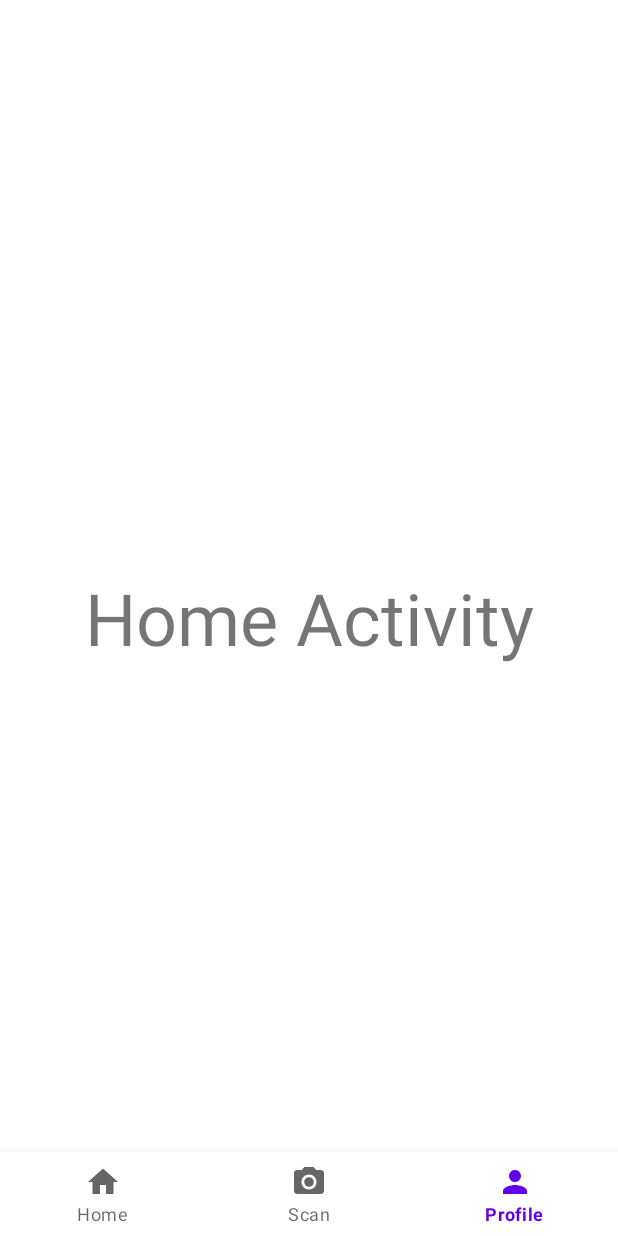
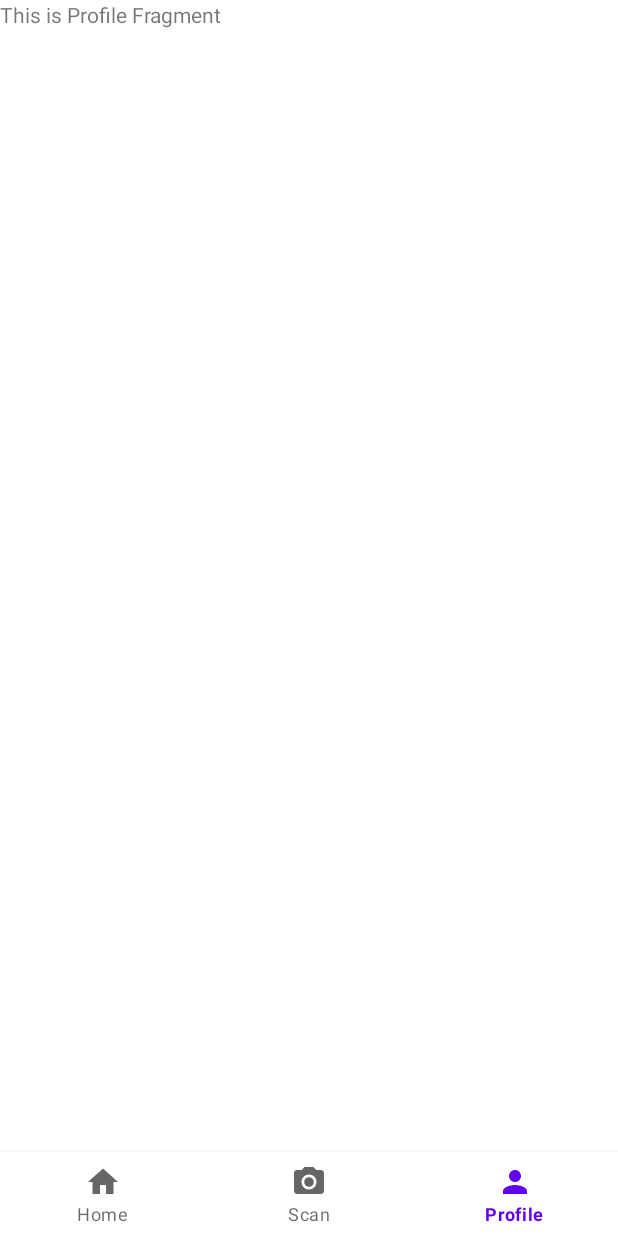
Before and after one commit to C23-PS419/PetaniKita-MobileApp, an Android app: the screen it shows after launch (MainActivity), item 3 of the bottom bar chosen, on a phone screen of 412 x 824 dp. Run offline under Robolectric (Android 15) with nearby library versions, the phone set to English and light mode, and no system bars.

Commit message:
add setOnItemSelected on MainActivity.kt and add function

```diff
--- a/app/src/main/java/com/c23ps419/petanikita/ui/mainhome/MainActivity.kt
+++ b/app/src/main/java/com/c23ps419/petanikita/ui/mainhome/MainActivity.kt
@@ -2,7 +2,12 @@ package com.c23ps419.petanikita.ui.mainhome
 
 import androidx.appcompat.app.AppCompatActivity
 import android.os.Bundle
+import androidx.fragment.app.Fragment
+import com.c23ps419.petanikita.R
 import com.c23ps419.petanikita.databinding.ActivityMainBinding
+import com.c23ps419.petanikita.ui.home.HomeFragment
+import com.c23ps419.petanikita.ui.profile.ProfileFragment
+import com.c23ps419.petanikita.ui.scan.ScanFragment
 
 class MainActivity : AppCompatActivity() {
 
@@ -13,6 +18,34 @@ class MainActivity : AppCompatActivity() {
         super.onCreate(savedInstanceState)
         _activityMainBinding = ActivityMainBinding.inflate(layoutInflater)
         setContentView(mainBinding?.root)
+
+        loadFragment(HomeFragment())
+
+        mainBinding?.bottomNavigationView?.setOnItemSelectedListener { item ->
+            when (item.itemId) {
+                mainBinding?.bottomNavigationView?.menu?.findItem(R.id.bottomNavigationView_home)?.itemId -> {
+                    loadFragment(HomeFragment())
+                    true
+                }
+                mainBinding?.bottomNavigationView?.menu?.findItem(R.id.bottomNavigationView_scan)?.itemId -> {
+                    loadFragment(ScanFragment())
+                    true
+                }
+                mainBinding?.bottomNavigationView?.menu?.findItem(R.id.bottomNavigationView_profile)?.itemId -> {
+                    loadFragment(ProfileFragment())
+                    true
+                }
+                else -> false
+            }
+        }
+    }
+
+    private fun loadFragment(fragment: Fragment) {
+        mainBinding?.frameContainer?.id?.let {
+            supportFragmentManager.beginTransaction()
+                .replace(it, fragment)
+                .commit()
+        }
     }
 
     override fun onDestroy() {
--- a/app/src/main/res/layout/activity_main.xml
+++ b/app/src/main/res/layout/activity_main.xml
@@ -7,21 +7,14 @@
     tools:context=".ui.mainhome.MainActivity">
 
     <FrameLayout
-        android:layout_width="0dp"
-        android:layout_height="wrap_content"
+        android:id="@+id/frame_container"
+        android:layout_width="match_parent"
+        android:layout_height="match_parent"
+        android:layout_marginBottom="0dp"
+        app:layout_constraintBottom_toTopOf="@+id/bottomNavigationView"
         app:layout_constraintEnd_toEndOf="parent"
         app:layout_constraintStart_toStartOf="parent"
-        app:layout_constraintTop_toTopOf="parent">
-
-    </FrameLayout>
-
-    <!--  TODO: Remove This  -->
-    <TextView
-        android:layout_width="match_parent"
-        android:layout_height="match_parent"
-        android:gravity="center"
-        android:text="Home Activity"
-        android:textSize="48sp" />
+        app:layout_constraintTop_toTopOf="parent" />
 
     <com.google.android.material.bottomnavigation.BottomNavigationView
         android:id="@+id/bottomNavigationView"
--- a/app/src/main/res/values/strings.xml
+++ b/app/src/main/res/values/strings.xml
@@ -14,4 +14,5 @@
     <string name="registerDesc">Masukan data untuk membuat akun</string>
     <string name="phone_number">Nomor Telepon</string>
     <string name="sudah_punya_akun">Sudah punya akun?</string>
+
 </resources>
```
